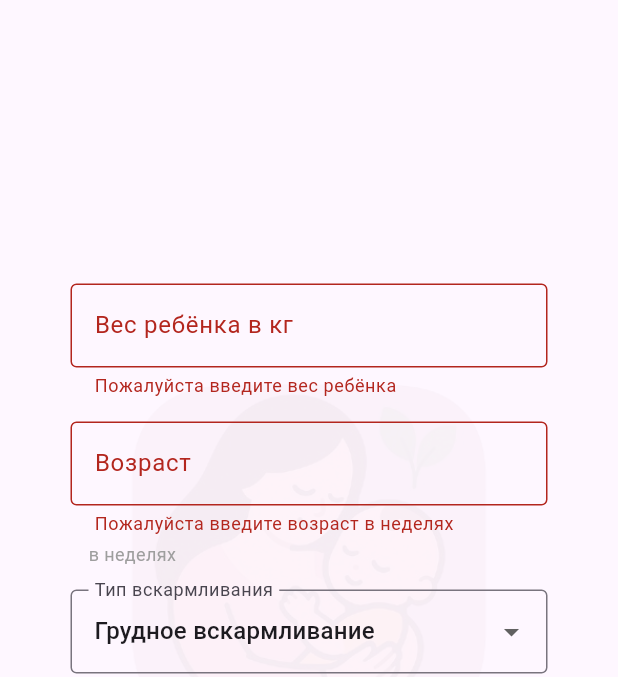
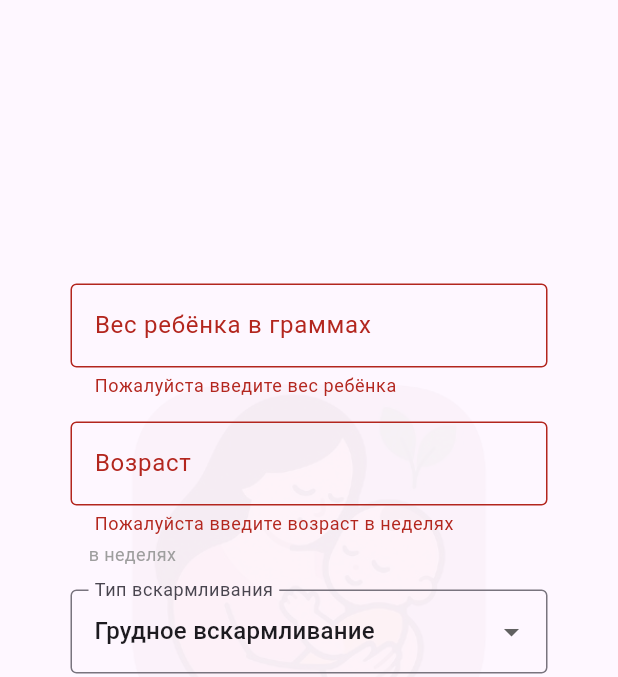
Before and after one commit to abcdefg-min/NutriMAMA, a Flutter app: the screen it shows after launch, after a tap on "Рассчитать", on a phone screen of 412 x 824 dp, the part 63-740 px from its top. Run offline on Flutter 3.47's test engine with Material 3 defaults, Android fonts, the phone set to English and light mode, and no system bars; our stand-ins replace loading_animation_widget.

Commit message:
изменение данных в полях ввода

```diff
--- a/lib/nutriMAMAScreen.dart
+++ b/lib/nutriMAMAScreen.dart
@@ -95,7 +95,7 @@ class _NutriMAMAScreenState extends State<NutriMAMAScreen> {
                 TextFormField(
                   controller: _weghtController,
                   decoration: const InputDecoration(
-                    labelText: "Вес ребёнка в кг",
+                    labelText: "Вес ребёнка в граммах",
                     border: OutlineInputBorder(),
                   ),
                   keyboardType: TextInputType.number,
@@ -108,8 +108,8 @@ class _NutriMAMAScreenState extends State<NutriMAMAScreen> {
                     if (num == null || num <= 0) {
                       return 'Введите корректный вес ребёнка';
                     }
-                    if (num > 5000) {
-                      return 'Введите корректный возраст';
+                    if (num > 4000) {
+                      return 'Введите корректный вес ребёнка';
                     }
                     return null;
                   },
```
